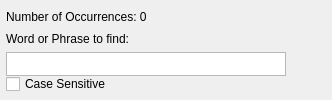
This is programs/KJVCanOpener/KJVSearchPhraseEdit.ui in dewhisna/KingJamesPureBibleSearch as Qt 5 draws it before an edit. The edited form follows.
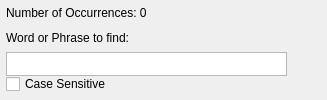
This is the edited form. Icons and pictures are not drawn. Custom widgets are drawn as their Qt base class.

Commit message: Added user database support for user defined phrases and more correct building of the common phrases list in our own database. We still have to decide on the PhraseList to either drop case sensitivity preservation or more correctly teach the completer how to deal with it -- perhaps a special character at the beginning to denote it??  That way the user can tell when two phrases are similar yet different and we can distinguish it.

```diff
--- a/programs/KJVCanOpener/KJVSearchPhraseEdit.ui
+++ b/programs/KJVCanOpener/KJVSearchPhraseEdit.ui
@@ -14,30 +14,113 @@
   <property name="toolTip">
    <string extracomment=",8.25,-1,5,50,0,0,0,0,0"/>
   </property>
-  <layout class="QHBoxLayout" name="horizontalLayout_2">
-   <property name="margin">
+  <layout class="QGridLayout" name="gridLayout_3">
+   <property name="leftMargin">
     <number>6</number>
    </property>
-   <item>
-    <layout class="QGridLayout" name="gridLayout">
+   <property name="topMargin">
+    <number>0</number>
+   </property>
+   <property name="rightMargin">
+    <number>0</number>
+   </property>
+   <property name="bottomMargin">
+    <number>6</number>
+   </property>
+   <item row="0" column="0">
+    <layout class="QGridLayout" name="gridLayout_2">
      <property name="spacing">
       <number>0</number>
      </property>
      <item row="0" column="0">
-      <layout class="QHBoxLayout" name="horizontalLayout">
+      <layout class="QHBoxLayout" name="horizontalLayout_2">
+       <property name="spacing">
+        <number>0</number>
+       </property>
        <item>
-        <layout class="QVBoxLayout" name="verticalLayout">
+        <layout class="QGridLayout" name="gridLayout">
          <property name="spacing">
           <number>0</number>
          </property>
-         <item>
+         <item row="0" column="0">
           <widget class="QLabel" name="lblOccurrenceCount">
            <property name="text">
             <string>Number of Occurrences: 0</string>
            </property>
           </widget>
          </item>
-         <item>
+         <item row="0" column="1" rowspan="2">
+          <spacer name="horizontalSpacer">
+           <property name="orientation">
+            <enum>Qt::Horizontal</enum>
+           </property>
+           <property name="sizeHint" stdset="0">
+            <size>
+             <width>20</width>
+             <height>13</height>
+            </size>
+           </property>
+          </spacer>
+         </item>
+         <item row="0" column="2" rowspan="2">
+          <layout class="QHBoxLayout" name="horizontalLayout">
+           <property name="spacing">
+            <number>0</number>
+           </property>
+           <item>
+            <widget class="QPushButton" name="buttonAddPhrase">
+             <property name="toolTip">
+              <string>Add Phrase to User Database</string>
+             </property>
+             <property name="text">
+              <string/>
+             </property>
+             <property name="icon">
+              <iconset resource="KJVCanOpener.qrc">
+               <normaloff>:/res/addPhrase.png</normaloff>:/res/addPhrase.png</iconset>
+             </property>
+             <property name="flat">
+              <bool>true</bool>
+             </property>
+            </widget>
+           </item>
+           <item>
+            <widget class="QPushButton" name="buttonDelPhrase">
+             <property name="toolTip">
+              <string>Remove Phrase from User Database</string>
+             </property>
+             <property name="text">
+              <string/>
+             </property>
+             <property name="icon">
+              <iconset resource="KJVCanOpener.qrc">
+               <normaloff>:/res/delPhrase.png</normaloff>:/res/delPhrase.png</iconset>
+             </property>
+             <property name="flat">
+              <bool>true</bool>
+             </property>
+            </widget>
+           </item>
+           <item>
+            <widget class="QPushButton" name="buttonClear">
+             <property name="toolTip">
+              <string>Clear Phrase</string>
+             </property>
+             <property name="text">
+              <string/>
+             </property>
+             <property name="icon">
+              <iconset resource="KJVCanOpener.qrc">
+               <normaloff>:/res/edit_clear.png</normaloff>:/res/edit_clear.png</iconset>
+             </property>
+             <property name="flat">
+              <bool>true</bool>
+             </property>
+            </widget>
+           </item>
+          </layout>
+         </item>
+         <item row="1" column="0">
           <widget class="QLabel" name="lblPhrase">
            <property name="text">
             <string>Word or Phrase to find:</string>
@@ -47,7 +130,7 @@
            </property>
           </widget>
          </item>
-         <item>
+         <item row="2" column="0" colspan="3">
           <widget class="CPhraseLineEdit" name="editPhrase">
            <property name="sizePolicy">
             <sizepolicy hsizetype="Expanding" vsizetype="Fixed">
@@ -85,6 +168,9 @@
        </item>
        <item>
         <layout class="QVBoxLayout" name="verticalLayout_2">
+         <property name="spacing">
+          <number>0</number>
+         </property>
          <item>
           <spacer name="verticalSpacer">
            <property name="orientation">
```
The commit also changes 19 other files.
